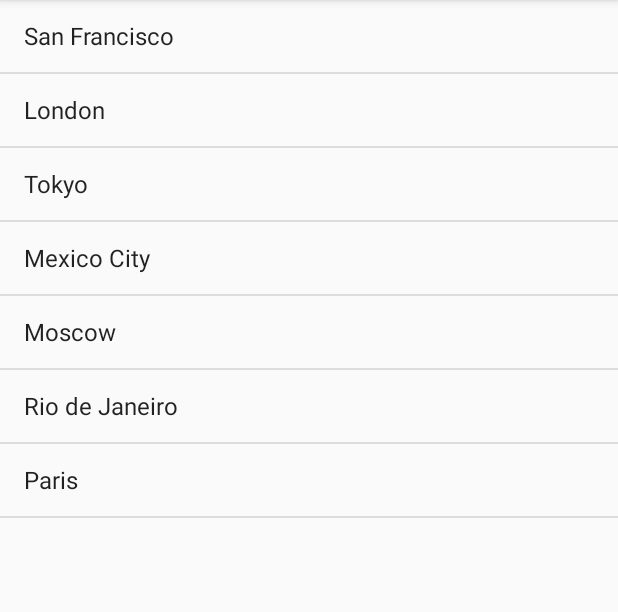
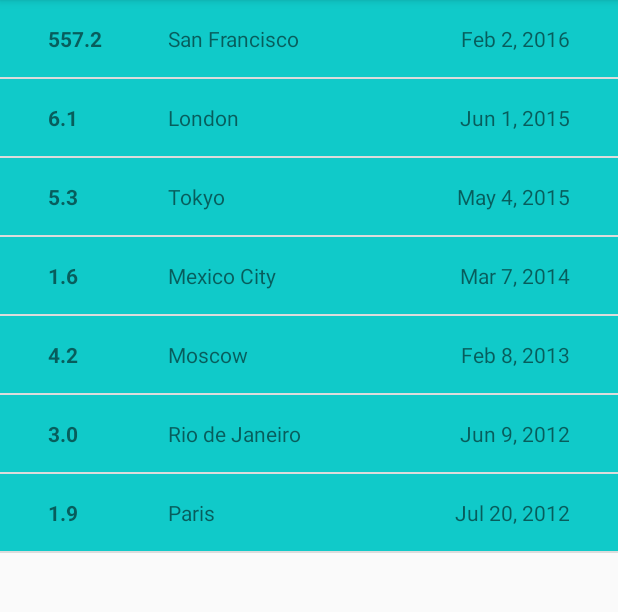
Before and after one commit to jandoant/quakereport, an Android app: the screen it shows after launch (EarthquakeActivity), on a phone screen of 412 x 824 dp, the part 84-696 px from its top. Run offline under Robolectric (Android 15) with nearby library versions, the phone set to English and light mode, and no system bars.

Commit message:
v.0.02 - Update EarthQuake ListView

```diff
--- /dev/null
+++ b/app/src/main/java/com/example/android/quakereport/Earthquake.java
@@ -0,0 +1,44 @@
+package com.example.android.quakereport;
+
+import java.util.Calendar;
+import java.util.GregorianCalendar;
+
+public class Earthquake {
+
+    private double magnitude;
+    private String location;
+    private GregorianCalendar date;
+
+    private String months[] = {"Jan", "Feb", "Mar", "Apr", "May", "Jun", "Jul", "Aug", "Sep", "Oct", "Nov", "Dec"};
+
+    public Earthquake(GregorianCalendar date, String location, double magnitude) {
+        this.date = date;
+        this.location = location;
+        this.magnitude = magnitude;
+    }
+
+    public String getDate() {
+
+        return months[date.get(Calendar.MONTH) - 1] + " " + date.get(Calendar.DAY_OF_MONTH) + ", " + date.get(Calendar.YEAR);
+    }
+
+    public void setDate(GregorianCalendar date) {
+        this.date = date;
+    }
+
+    public String getLocation() {
+        return location;
+    }
+
+    public void setLocation(String location) {
+        this.location = location;
+    }
+
+    public double getMagnitude() {
+        return magnitude;
+    }
+
+    public void setMagnitude(double magnitude) {
+        this.magnitude = magnitude;
+    }
+}
--- a/app/src/main/java/com/example/android/quakereport/EarthquakeActivity.java
+++ b/app/src/main/java/com/example/android/quakereport/EarthquakeActivity.java
@@ -17,17 +17,17 @@ package com.example.android.quakereport;
 
 import android.os.Bundle;
 import android.support.v7.app.AppCompatActivity;
-import android.widget.ArrayAdapter;
 import android.widget.ListView;
 
 import java.util.ArrayList;
+import java.util.GregorianCalendar;
 
 public class EarthquakeActivity extends AppCompatActivity {
 
     public static final String LOG_TAG = EarthquakeActivity.class.getName();
 
     ListView earthquakeListView;
-    ArrayList<String> earthquakes;
+    ArrayList<Earthquake> earthquakes;
 
     @Override
     protected void onCreate(Bundle savedInstanceState) {
@@ -42,20 +42,20 @@ public class EarthquakeActivity extends AppCompatActivity {
 
         earthquakes = new ArrayList<>();
 
-        earthquakes.add("San Francisco");
-        earthquakes.add("London");
-        earthquakes.add("Tokyo");
-        earthquakes.add("Mexico City");
-        earthquakes.add("Moscow");
-        earthquakes.add("Rio de Janeiro");
-        earthquakes.add("Paris");
+        earthquakes.add(new Earthquake(new GregorianCalendar(2016, 2, 2), "San Francisco", 557.2));
+        earthquakes.add(new Earthquake(new GregorianCalendar(2015, 6, 1), "London", 6.1));
+        earthquakes.add(new Earthquake(new GregorianCalendar(2015, 5, 4), "Tokyo", 5.3));
+        earthquakes.add(new Earthquake(new GregorianCalendar(2014, 3, 7), "Mexico City", 1.6));
+        earthquakes.add(new Earthquake(new GregorianCalendar(2013, 2, 8), "Moscow", 4.2));
+        earthquakes.add(new Earthquake(new GregorianCalendar(2012, 6, 9), "Rio de Janeiro", 3.0));
+        earthquakes.add(new Earthquake(new GregorianCalendar(2012, 7, 20), "Paris", 1.9));
     }
 
     private void setUpListView() {
 
         earthquakeListView = (ListView) findViewById(R.id.list);
 
-        ArrayAdapter<String> adapter = new ArrayAdapter<>(this, android.R.layout.simple_list_item_1, earthquakes);
+        EarthquakeAdapter adapter = new EarthquakeAdapter(this, earthquakes);
         earthquakeListView.setAdapter(adapter);
     }
 }
--- /dev/null
+++ b/app/src/main/java/com/example/android/quakereport/EarthquakeAdapter.java
@@ -0,0 +1,46 @@
+package com.example.android.quakereport;
+
+import android.content.Context;
+import android.support.annotation.NonNull;
+import android.view.LayoutInflater;
+import android.view.View;
+import android.view.ViewGroup;
+import android.widget.ArrayAdapter;
+import android.widget.TextView;
+
+import java.util.ArrayList;
+
+class EarthquakeAdapter extends ArrayAdapter<Earthquake> {
+
+    EarthquakeAdapter(Context context, ArrayList<Earthquake> earthquakes) {
+        super(context, 0, earthquakes);
+    }
+
+    @NonNull
+    @Override
+    public View getView(int position, View convertView, @NonNull ViewGroup parent) {
+
+        //Data to populate
+        Earthquake earthquake = getItem(position);
+
+        //View to create
+        View listItem = convertView;
+
+        if (convertView == null) {
+            LayoutInflater inflater = LayoutInflater.from(getContext());
+            listItem = inflater.inflate(R.layout.list_item, parent, false);
+
+            TextView txt_magnitude = (TextView) listItem.findViewById(R.id.txt_magnitude);
+            TextView txt_location = (TextView) listItem.findViewById(R.id.txt_location);
+            TextView txt_date = (TextView) listItem.findViewById(R.id.txt_date);
+
+            if (earthquake != null) {
+                txt_magnitude.setText(String.valueOf(earthquake.getMagnitude()));
+                txt_location.setText(earthquake.getLocation());
+                txt_date.setText(earthquake.getDate());
+            }
+        }
+
+        return listItem;
+    }
+}
--- /dev/null
+++ b/app/src/main/res/layout/list_item.xml
@@ -0,0 +1,50 @@
+<?xml version="1.0" encoding="utf-8"?>
+<RelativeLayout xmlns:android="http://schemas.android.com/apk/res/android"
+                xmlns:tools="http://schemas.android.com/tools"
+                android:layout_width="match_parent"
+                android:layout_height="wrap_content"
+                android:background="@color/colorAccent"
+                android:paddingBottom="@dimen/vertical_layout_margin"
+                android:paddingLeft="@dimen/horizontal_layout_margin"
+                android:paddingRight="@dimen/horizontal_layout_margin"
+                android:paddingTop="@dimen/vertical_layout_margin">
+
+    <TextView
+        android:id="@+id/txt_magnitude"
+        android:layout_width="wrap_content"
+        android:layout_height="wrap_content"
+        android:layout_alignParentLeft="true"
+        android:layout_alignParentStart="true"
+        android:layout_alignParentTop="true"
+        android:layout_marginLeft="16dp"
+        android:layout_marginStart="16dp"
+        android:layout_weight="1"
+        android:textAlignment="textEnd"
+        android:textStyle="normal|bold"
+        tools:text="7.2"/>
+
+    <TextView
+        android:id="@+id/txt_location"
+        android:layout_width="wrap_content"
+        android:layout_height="wrap_content"
+        android:layout_alignParentLeft="true"
+        android:layout_alignParentStart="true"
+        android:layout_alignParentTop="true"
+        android:layout_marginLeft="96dp"
+        android:layout_marginStart="96dp"
+        tools:text="San Franciso"/>
+
+    <TextView
+        android:id="@+id/txt_date"
+        android:layout_width="wrap_content"
+        android:layout_height="wrap_content"
+        android:layout_alignParentEnd="true"
+        android:layout_alignParentRight="true"
+        android:layout_alignParentTop="true"
+        android:layout_marginEnd="16dp"
+        android:layout_marginRight="16dp"
+        android:layout_weight="1"
+        android:textAlignment="viewStart"
+        tools:text="Feb 2, 2016"/>
+
+</RelativeLayout>
--- a/app/src/main/res/values/colors.xml
+++ b/app/src/main/res/values/colors.xml
@@ -22,4 +22,5 @@
 
     <!-- Accent color of the app -->
     <color name="colorAccent">#10CAC9</color>
+    <color name="color_list_background">#FAFAFA</color>
 </resources>
--- /dev/null
+++ b/app/src/main/res/values/dimens.xml
@@ -0,0 +1,5 @@
+<?xml version="1.0" encoding="utf-8"?>
+<resources>
+    <dimen name="horizontal_layout_margin">16dp</dimen>
+    <dimen name="vertical_layout_margin">16dp</dimen>
+</resources>
```
Also changed, not shown: 1 other file.
